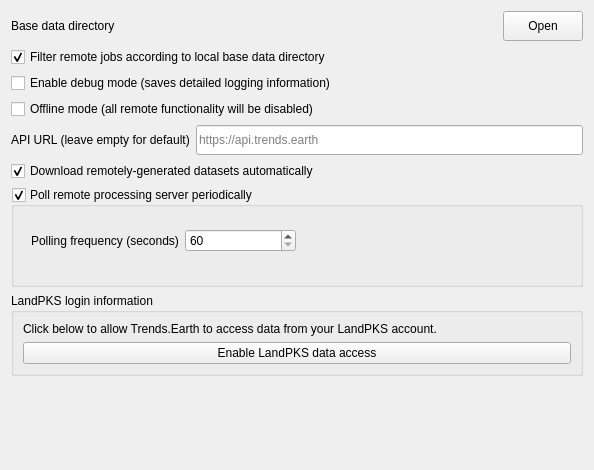
ConservationInternational/trends.earth, file LDMP/gui/WidgetSettingsAdvanced.ui: the form before one commit.
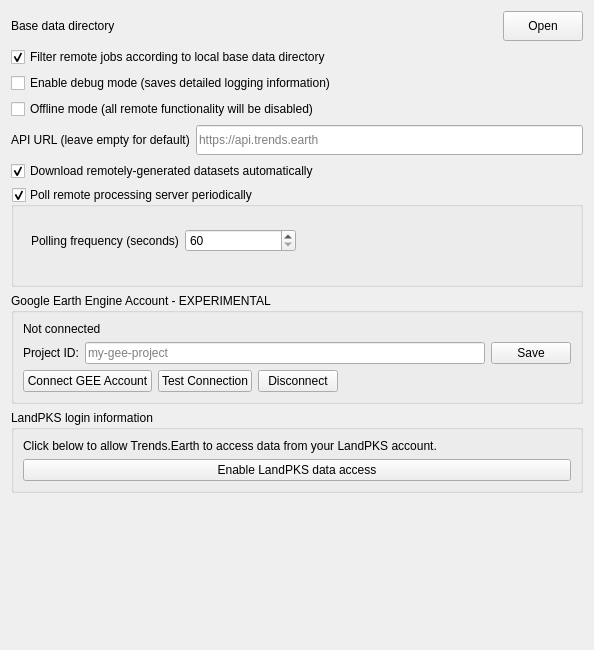
The form after the commit. Custom widgets are drawn as their Qt base class.

Commit message: Support adding GEE account via oauth

Patch:
```diff
--- a/LDMP/gui/WidgetSettingsAdvanced.ui
+++ b/LDMP/gui/WidgetSettingsAdvanced.ui
@@ -7,11 +7,11 @@
     <x>0</x>
     <y>0</y>
     <width>594</width>
-    <height>470</height>
+    <height>650</height>
    </rect>
   </property>
   <property name="sizePolicy">
-   <sizepolicy hsizetype="Minimum" vsizetype="Fixed">
+   <sizepolicy hsizetype="Minimum" vsizetype="Preferred">
     <horstretch>0</horstretch>
     <verstretch>0</verstretch>
    </sizepolicy>
@@ -208,6 +208,88 @@
      </widget>
     </widget>
    </item>
+   <item>
+    <widget class="QGroupBox" name="gee_gb">
+     <property name="title">
+      <string>Google Earth Engine Account - EXPERIMENTAL</string>
+     </property>
+     <layout class="QVBoxLayout" name="gee_vbox">
+      <item>
+       <widget class="QLabel" name="gee_status_label">
+        <property name="text">
+         <string>Not connected</string>
+        </property>
+        <property name="wordWrap">
+         <bool>true</bool>
+        </property>
+       </widget>
+      </item>
+      <item>
+       <layout class="QHBoxLayout" name="gee_project_layout">
+        <item>
+         <widget class="QLabel" name="gee_project_label">
+          <property name="text">
+           <string>Project ID:</string>
+          </property>
+         </widget>
+        </item>
+        <item>
+         <widget class="QLineEdit" name="gee_project_edit">
+          <property name="placeholderText">
+           <string>my-gee-project</string>
+          </property>
+         </widget>
+        </item>
+        <item>
+         <widget class="QPushButton" name="gee_save_project_btn">
+          <property name="text">
+           <string>Save</string>
+          </property>
+         </widget>
+        </item>
+       </layout>
+      </item>
+      <item>
+       <layout class="QHBoxLayout" name="gee_buttons_layout">
+        <item>
+         <widget class="QPushButton" name="gee_connect_btn">
+          <property name="text">
+           <string>Connect GEE Account</string>
+          </property>
+         </widget>
+        </item>
+        <item>
+         <widget class="QPushButton" name="gee_test_btn">
+          <property name="text">
+           <string>Test Connection</string>
+          </property>
+         </widget>
+        </item>
+        <item>
+         <widget class="QPushButton" name="gee_disconnect_btn">
+          <property name="text">
+           <string>Disconnect</string>
+          </property>
+         </widget>
+        </item>
+        <item>
+         <spacer name="gee_buttons_spacer">
+          <property name="orientation">
+           <enum>Qt::Horizontal</enum>
+          </property>
+          <property name="sizeHint" stdset="0">
+           <size>
+            <width>40</width>
+            <height>20</height>
+           </size>
+          </property>
+         </spacer>
+        </item>
+       </layout>
+      </item>
+     </layout>
+    </widget>
+   </item>
    <item>
     <widget class="QGroupBox" name="landpks_gb">
      <property name="sizePolicy">
```
The commit also changes 2 other files.
